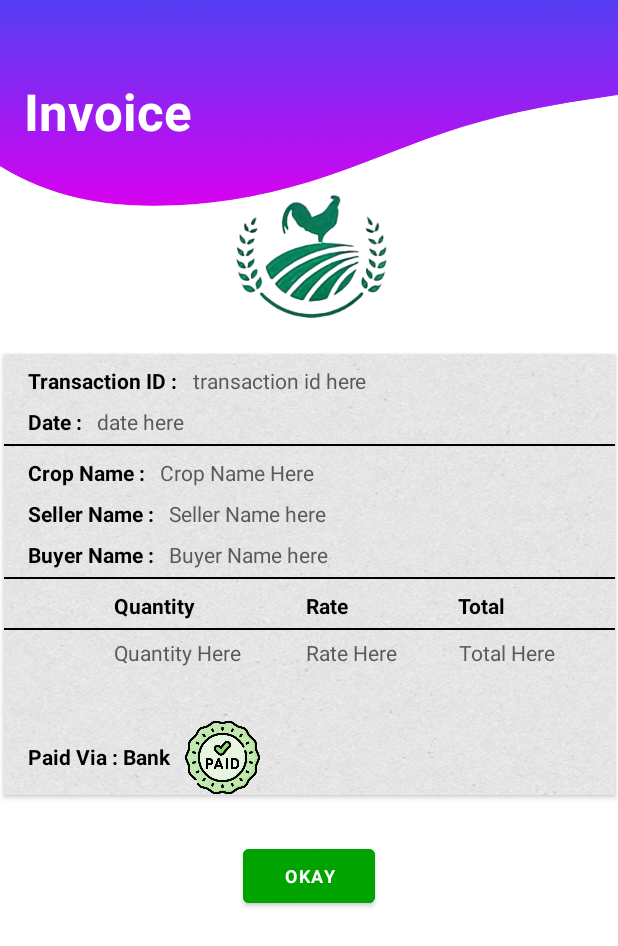
After one commit to CropDealCG/CropDeal, an Android app: the layout invoice_layout.xml on its own in the app's theme, with its tools: preview values and no code run, on a phone screen of 412 x 824 dp. The commit adds this screen. Shown: the top 946 px of the screen. Run offline under Robolectric (Android 15) with nearby library versions, the phone set to English and light mode, and no system bars.

Commit message:
invoice UI

```diff
--- /dev/null
+++ b/app/src/main/res/layout/invoice_layout.xml
@@ -0,0 +1,297 @@
+<?xml version="1.0" encoding="utf-8"?>
+<androidx.constraintlayout.widget.ConstraintLayout xmlns:android="http://schemas.android.com/apk/res/android"
+    xmlns:app="http://schemas.android.com/apk/res-auto"
+    xmlns:tools="http://schemas.android.com/tools"
+    android:layout_width="match_parent"
+    android:layout_height="match_parent"
+    android:background="@drawable/background2">
+
+    <TextView
+        android:id="@+id/textView36"
+        android:layout_width="wrap_content"
+        android:layout_height="wrap_content"
+        android:layout_marginStart="16dp"
+        android:layout_marginTop="51dp"
+        android:text="Invoice"
+        android:textColor="@color/White"
+        android:textSize="34sp"
+        android:textStyle="bold"
+        app:layout_constraintStart_toStartOf="parent"
+        app:layout_constraintTop_toTopOf="parent" />
+
+    <ImageView
+        android:id="@+id/imageView13"
+        android:layout_width="200dp"
+        android:layout_height="100dp"
+        android:layout_marginTop="19dp"
+        app:layout_constraintEnd_toEndOf="parent"
+        app:layout_constraintHorizontal_bias="0.5"
+        app:layout_constraintStart_toStartOf="parent"
+        app:layout_constraintTop_toBottomOf="@+id/textView36"
+        app:srcCompat="@drawable/logo_without_text" />
+
+    <androidx.cardview.widget.CardView
+        android:id="@+id/cardView5"
+        android:layout_width="wrap_content"
+        android:layout_height="wrap_content"
+        android:layout_marginTop="20dp"
+        app:layout_constraintEnd_toEndOf="parent"
+        app:layout_constraintHorizontal_bias="0.5"
+        app:layout_constraintStart_toStartOf="parent"
+        app:layout_constraintTop_toBottomOf="@+id/imageView13">
+
+        <androidx.constraintlayout.widget.ConstraintLayout
+            android:layout_width="match_parent"
+            android:layout_height="match_parent"
+            android:background="@drawable/paper_texture">
+
+            <TextView
+                android:id="@+id/textView37"
+                style="@style/font_style"
+                android:layout_width="wrap_content"
+                android:layout_height="wrap_content"
+                android:layout_marginStart="16dp"
+                android:layout_marginTop="8dp"
+                android:text="Transaction ID :"
+                android:textColor="@color/black"
+                app:layout_constraintStart_toStartOf="parent"
+                app:layout_constraintTop_toTopOf="parent" />
+
+            <TextView
+                android:id="@+id/transactionID_TV"
+                android:layout_width="wrap_content"
+                android:layout_height="wrap_content"
+                android:layout_marginStart="10dp"
+                android:layout_marginTop="8dp"
+                android:text="transaction id here"
+                android:textColor="@color/darkGrey2"
+                app:layout_constraintStart_toEndOf="@+id/textView37"
+                app:layout_constraintTop_toTopOf="parent" />
+
+            <TextView
+                android:id="@+id/textView39"
+                style="@style/font_style"
+                android:layout_width="wrap_content"
+                android:layout_height="wrap_content"
+                android:layout_marginStart="16dp"
+                android:layout_marginTop="8dp"
+                android:text="Date :"
+                app:layout_constraintStart_toStartOf="parent"
+                app:layout_constraintTop_toBottomOf="@+id/textView37" />
+
+            <TextView
+                android:id="@+id/transactionDate_TV"
+                android:layout_width="wrap_content"
+                android:layout_height="wrap_content"
+                android:layout_marginStart="10dp"
+                android:layout_marginTop="8dp"
+                android:text="date here"
+                android:textColor="@color/darkGrey2"
+                app:layout_constraintStart_toEndOf="@+id/textView39"
+                app:layout_constraintTop_toBottomOf="@+id/textView37" />
+
+            <View
+                android:id="@+id/divider10"
+                android:layout_width="407dp"
+                android:layout_height="1dp"
+                android:layout_marginTop="5dp"
+                android:background="@color/black"
+                app:layout_constraintEnd_toEndOf="parent"
+                app:layout_constraintHorizontal_bias="0.5"
+                app:layout_constraintStart_toStartOf="parent"
+                app:layout_constraintTop_toBottomOf="@+id/textView39" />
+
+            <TextView
+                android:id="@+id/textView41"
+                style="@style/font_style"
+                android:layout_width="wrap_content"
+                android:layout_height="wrap_content"
+                android:layout_marginStart="16dp"
+                android:layout_marginTop="8dp"
+                android:text="Crop Name :"
+                app:layout_constraintStart_toStartOf="parent"
+                app:layout_constraintTop_toBottomOf="@+id/divider10" />
+
+            <TextView
+                android:id="@+id/cropInvoiceName_TV"
+                android:layout_width="wrap_content"
+                android:layout_height="wrap_content"
+                android:layout_marginStart="10dp"
+                android:layout_marginTop="8dp"
+                android:text="Crop Name Here"
+                android:textColor="@color/darkGrey2"
+                app:layout_constraintStart_toEndOf="@+id/textView41"
+                app:layout_constraintTop_toBottomOf="@+id/divider10" />
+
+            <TextView
+                android:id="@+id/textView43"
+                style="@style/font_style"
+                android:layout_width="wrap_content"
+                android:layout_height="wrap_content"
+                android:layout_marginStart="16dp"
+                android:layout_marginTop="8dp"
+                android:text="Seller Name :"
+                app:layout_constraintStart_toStartOf="parent"
+                app:layout_constraintTop_toBottomOf="@+id/textView41" />
+
+            <TextView
+                android:id="@+id/seller_Name_Invoice_TV"
+                android:layout_width="wrap_content"
+                android:layout_height="wrap_content"
+                android:layout_marginStart="10dp"
+                android:layout_marginTop="8dp"
+                android:text="Seller Name here"
+                android:textColor="@color/darkGrey2"
+                app:layout_constraintStart_toEndOf="@+id/textView43"
+                app:layout_constraintTop_toBottomOf="@+id/cropInvoiceName_TV" />
+
+            <TextView
+                android:id="@+id/textView45"
+                style="@style/font_style"
+                android:layout_width="wrap_content"
+                android:layout_height="wrap_content"
+                android:layout_marginStart="16dp"
+                android:layout_marginTop="8dp"
+                android:text="Buyer Name :"
+                app:layout_constraintStart_toStartOf="parent"
+                app:layout_constraintTop_toBottomOf="@+id/textView43" />
+
+            <TextView
+                android:id="@+id/buyer_name_invoice_TV"
+                android:layout_width="wrap_content"
+                android:layout_height="wrap_content"
+                android:layout_marginStart="10dp"
+                android:layout_marginTop="8dp"
+                android:text="Buyer Name here"
+                android:textColor="@color/darkGrey2"
+                app:layout_constraintStart_toEndOf="@+id/textView45"
+                app:layout_constraintTop_toBottomOf="@+id/seller_Name_Invoice_TV" />
+
+            <View
+                android:id="@+id/divider11"
+                android:layout_width="407dp"
+                android:layout_height="1dp"
+                android:layout_marginTop="5dp"
+                android:background="@color/black"
+                app:layout_constraintEnd_toEndOf="parent"
+                app:layout_constraintHorizontal_bias="0.5"
+                app:layout_constraintStart_toStartOf="parent"
+                app:layout_constraintTop_toBottomOf="@+id/textView45" />
+
+            <TextView
+                android:id="@+id/textView47"
+                style="@style/font_style"
+                android:layout_width="wrap_content"
+                android:layout_height="wrap_content"
+                android:layout_marginTop="8dp"
+                android:text="Quantity"
+                app:layout_constraintEnd_toStartOf="@+id/textView48"
+                app:layout_constraintHorizontal_bias="0.5"
+                app:layout_constraintStart_toStartOf="parent"
+                app:layout_constraintTop_toBottomOf="@+id/divider11" />
+
+            <TextView
+                android:id="@+id/textView48"
+                style="@style/font_style"
+                android:layout_width="wrap_content"
+                android:layout_height="wrap_content"
+                android:layout_marginTop="8dp"
+                android:text="Rate"
+                app:layout_constraintEnd_toStartOf="@+id/textView49"
+                app:layout_constraintHorizontal_bias="0.5"
+                app:layout_constraintStart_toEndOf="@+id/textView47"
+                app:layout_constraintTop_toBottomOf="@+id/divider11" />
+
+            <View
+                android:id="@+id/divider12"
+                android:layout_width="407dp"
+                android:layout_height="1dp"
+                android:layout_marginTop="5dp"
+                android:background="@color/black"
+                app:layout_constraintEnd_toEndOf="parent"
+                app:layout_constraintHorizontal_bias="0.5"
+                app:layout_constraintStart_toStartOf="parent"
+                app:layout_constraintTop_toBottomOf="@+id/textView47" />
+
+            <TextView
+                android:id="@+id/textView49"
+                style="@style/font_style"
+                android:layout_width="wrap_content"
+                android:layout_height="wrap_content"
+                android:layout_marginTop="8dp"
+                android:text="Total"
+                app:layout_constraintEnd_toEndOf="parent"
+                app:layout_constraintHorizontal_bias="0.5"
+                app:layout_constraintStart_toEndOf="@+id/textView48"
+                app:layout_constraintTop_toBottomOf="@+id/divider11" />
+
+            <TextView
+                android:id="@+id/quantity_invoice_TV"
+                android:layout_width="wrap_content"
+                android:layout_height="wrap_content"
+                android:layout_marginStart="73dp"
+                android:layout_marginTop="5dp"
+                android:text="Quantity Here"
+                android:textAlignment="textStart"
+                android:textColor="@color/darkGrey2"
+                app:layout_constraintStart_toStartOf="parent"
+                app:layout_constraintTop_toBottomOf="@+id/divider12" />
+
+            <TextView
+                android:id="@+id/rate_invoice_TV"
+                android:layout_width="wrap_content"
+                android:layout_height="wrap_content"
+                android:layout_marginStart="43dp"
+                android:layout_marginTop="5dp"
+                android:text="Rate Here"
+                android:textColor="@color/darkGrey2"
+                app:layout_constraintStart_toEndOf="@+id/quantity_invoice_TV"
+                app:layout_constraintTop_toBottomOf="@+id/divider12" />
+
+            <TextView
+                android:id="@+id/total_invoice_TV"
+                android:layout_width="wrap_content"
+                android:layout_height="wrap_content"
+                android:layout_marginStart="41dp"
+                android:layout_marginTop="5dp"
+                android:text="Total Here"
+                android:textColor="@color/darkGrey2"
+                app:layout_constraintStart_toEndOf="@+id/rate_invoice_TV"
+                app:layout_constraintTop_toBottomOf="@+id/divider12" />
+
+            <TextView
+                android:id="@+id/textView53"
+                style="@style/font_style"
+                android:layout_width="wrap_content"
+                android:layout_height="wrap_content"
+                android:layout_marginStart="16dp"
+                android:layout_marginTop="50dp"
+                android:text="Paid Via : Bank"
+                app:layout_constraintStart_toStartOf="parent"
+                app:layout_constraintTop_toBottomOf="@+id/quantity_invoice_TV" />
+
+            <ImageView
+                android:id="@+id/imageView14"
+                android:layout_width="50dp"
+                android:layout_height="50dp"
+                android:layout_marginStart="10dp"
+                android:layout_marginTop="35dp"
+                app:layout_constraintStart_toEndOf="@+id/textView53"
+                app:layout_constraintTop_toBottomOf="@+id/quantity_invoice_TV"
+                app:srcCompat="@drawable/paid" />
+        </androidx.constraintlayout.widget.ConstraintLayout>
+    </androidx.cardview.widget.CardView>
+
+    <Button
+        android:id="@+id/okay_invoice_btn"
+        style="@style/positive_button"
+        android:layout_width="wrap_content"
+        android:layout_height="wrap_content"
+        android:layout_marginTop="30dp"
+        android:text="OKAY"
+        app:layout_constraintEnd_toEndOf="parent"
+        app:layout_constraintHorizontal_bias="0.5"
+        app:layout_constraintStart_toStartOf="parent"
+        app:layout_constraintTop_toBottomOf="@+id/cardView5" />
+
+</androidx.constraintlayout.widget.ConstraintLayout>
--- a/app/src/main/res/layout/pay_now_layout.xml
+++ b/app/src/main/res/layout/pay_now_layout.xml
@@ -25,7 +25,7 @@
         android:layout_height="200dp"
         android:layout_margin="20dp"
         android:layout_marginTop="15dp"
-        app:cardCornerRadius="30dp"
+        app:cardCornerRadius="10dp"
         app:layout_constraintEnd_toEndOf="parent"
         app:layout_constraintHorizontal_bias="0.5"
         app:layout_constraintStart_toStartOf="parent"
--- a/app/src/main/res/values/themes.xml
+++ b/app/src/main/res/values/themes.xml
@@ -53,4 +53,10 @@
         <item name="android:layout_height">wrap_content</item>
         <item name="android:backgroundTint">@color/red</item>
     </style>
+
+    <style name="font_style">
+        <item name="android:textColor">@color/black</item>
+        <item name="android:textStyle">bold</item>
+        <item name="android:fontFamily">sans-serif</item>
+    </style>
 </resources>
```
Also changed, not shown: app/src/main/res/drawable/paid.png (added), app/src/main/res/drawable/paper_texture.jpg (added).
